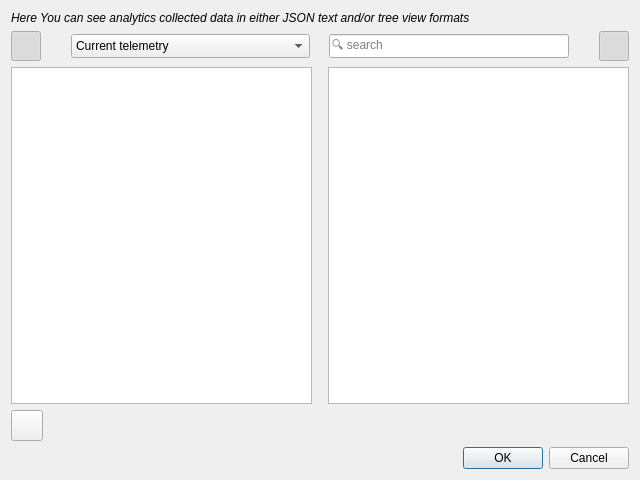
The window that src/statisticsdialog.ui (orgads/ConnectedCreatorPlugin) describes before a commit, drawn with Qt 5.
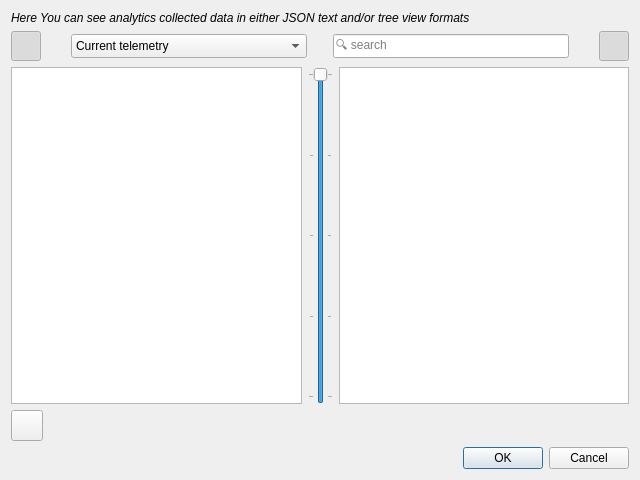
The same window after the commit. Icons and pictures are not drawn. Custom widgets are drawn as their Qt base class.

What changed in the file:
```diff
--- a/src/statisticsdialog.ui
+++ b/src/statisticsdialog.ui
@@ -104,7 +104,7 @@
        </property>
        <property name="sizeHint" stdset="0">
         <size>
-         <width>13</width>
+         <width>20</width>
          <height>20</height>
         </size>
        </property>
@@ -189,17 +189,29 @@
       </widget>
      </item>
      <item>
-      <spacer name="horizontalSpacer_5">
+      <widget class="QSlider" name="slider">
+       <property name="maximum">
+        <number>4</number>
+       </property>
+       <property name="pageStep">
+        <number>1</number>
+       </property>
+       <property name="value">
+        <number>4</number>
+       </property>
        <property name="orientation">
-        <enum>Qt::Horizontal</enum>
+        <enum>Qt::Vertical</enum>
        </property>
-       <property name="sizeHint" stdset="0">
-        <size>
-         <width>10</width>
-         <height>20</height>
-        </size>
+       <property name="invertedAppearance">
+        <bool>false</bool>
        </property>
-      </spacer>
+       <property name="tickPosition">
+        <enum>QSlider::TicksBothSides</enum>
+       </property>
+       <property name="tickInterval">
+        <number>1</number>
+       </property>
+      </widget>
      </item>
      <item>
       <widget class="CTreeView" name="treeView">
```
